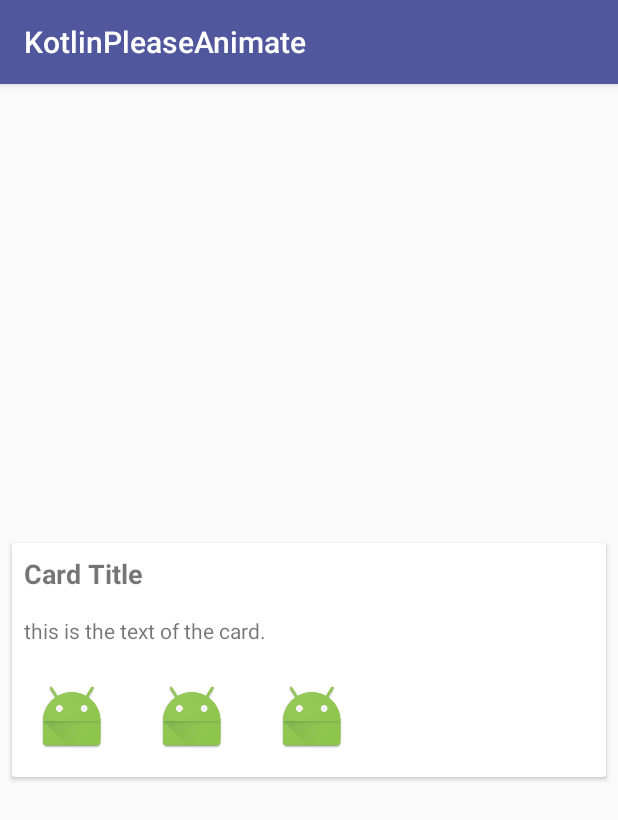
After one commit to florent37/KotlinPleaseAnimate, an Android app: the AnimPaddingActivity screen opened directly, with no data from a screen before it, on a phone screen of 412 x 824 dp. The commit adds this screen. Shown: the top 820 px of the screen. Run offline under Robolectric (Android 15) with nearby library versions, the phone set to English and light mode, and no system bars.

Commit message:
Margins, Padding, TextSize moved to internal anim

```diff
--- a/app/src/main/AndroidManifest.xml
+++ b/app/src/main/AndroidManifest.xml
@@ -23,6 +23,8 @@
         <activity android:name="com.github.florent37.kotlin.pleaseanimate.sample.AnimAlphaActivity" />
         <activity android:name="com.github.florent37.kotlin.pleaseanimate.sample.AnimConcatActivity" />
         <activity android:name="com.github.florent37.kotlin.pleaseanimate.sample.AnimCustomActivity" />
+        <activity android:name="com.github.florent37.kotlin.pleaseanimate.sample.AnimMarginActivity" />
+        <activity android:name="com.github.florent37.kotlin.pleaseanimate.sample.AnimPaddingActivity" />
     </application>
 
 </manifest>
--- /dev/null
+++ b/app/src/main/res/layout/activity_padding.xml
@@ -0,0 +1,72 @@
+<?xml version="1.0" encoding="utf-8"?>
+<LinearLayout xmlns:android="http://schemas.android.com/apk/res/android"
+    xmlns:app="http://schemas.android.com/apk/res-auto"
+    android:orientation="vertical"
+    android:layout_width="match_parent"
+    android:layout_height="match_parent"
+    android:gravity="center"
+    android:layout_gravity="center">
+
+    <android.support.v7.widget.CardView
+        android:id="@+id/card"
+        android:paddingBottom="16dp"
+        android:paddingTop="16dp"
+        android:layout_margin="8dp"
+        android:layout_width="match_parent"
+        android:layout_height="wrap_content">
+
+        <LinearLayout
+            android:layout_width="match_parent"
+            android:layout_height="wrap_content"
+            android:orientation="vertical">
+
+            <TextView
+                android:id="@+id/title_text"
+                android:layout_width="match_parent"
+                android:layout_height="wrap_content"
+                android:layout_margin="8dp"
+                android:text="Card Title"
+                android:textSize="18sp"
+                android:textStyle="bold" />
+
+            <TextView
+                android:id="@+id/text"
+                android:layout_width="match_parent"
+                android:layout_height="wrap_content"
+                android:layout_margin="8dp"
+                android:text="this is the text of the card."
+                />
+
+            <LinearLayout
+                android:id="@+id/icons"
+                android:orientation="horizontal"
+                android:layout_width="match_parent"
+                android:layout_height="wrap_content">
+
+                <ImageView
+                    android:id="@+id/icon1"
+                    android:layout_width="wrap_content"
+                    android:layout_height="wrap_content"
+                    android:layout_margin="16dp"
+                    app:srcCompat="@mipmap/ic_launcher" />
+
+                <ImageView
+                    android:id="@+id/icon2"
+                    android:layout_width="wrap_content"
+                    android:layout_height="wrap_content"
+                    android:layout_margin="16dp"
+                    app:srcCompat="@mipmap/ic_launcher" />
+
+                <ImageView
+                    android:id="@+id/icon3"
+                    android:layout_width="wrap_content"
+                    android:layout_height="wrap_content"
+                    android:layout_margin="16dp"
+                    app:srcCompat="@mipmap/ic_launcher" />
+
+            </LinearLayout>
+
+        </LinearLayout>
+    </android.support.v7.widget.CardView>
+
+</LinearLayout>
--- a/kotlinpleaseanimate/src/main/java/com/github/florent37/kotlin/pleaseanimate/core/alpha/PleaseAnimAlphaManager.kt
+++ b/kotlinpleaseanimate/src/main/java/com/github/florent37/kotlin/pleaseanimate/core/alpha/PleaseAnimAlphaManager.kt
@@ -31,6 +31,7 @@ class PleaseAnimAlphaManager(
         calculate()
 
         alpha?.let { alpha ->
+
             val objectAnimator = ObjectAnimator.ofFloat(viewToMove, View.ALPHA, alpha)
 
             if (alpha == 0f) {
--- a/kotlinpleaseanimate/src/main/java/com/github/florent37/kotlin/pleaseanimate/core/scale/ScaleAnimExpectation.kt
+++ b/kotlinpleaseanimate/src/main/java/com/github/florent37/kotlin/pleaseanimate/core/scale/ScaleAnimExpectation.kt
@@ -3,6 +3,7 @@ package com.github.florent37.kotlin.pleaseanimate.core.scale
 import android.view.View
 
 import com.github.florent37.kotlin.pleaseanimate.core.AnimExpectation
+import com.github.florent37.kotlin.pleaseanimate.core.Utils
 import com.github.florent37.kotlin.pleaseanimate.core.position.PositionAnimExpectation
 
 abstract class ScaleAnimExpectation(gravityHorizontal: Int?, gravityVertical: Int?) : AnimExpectation() {
@@ -24,7 +25,7 @@ abstract class ScaleAnimExpectation(gravityHorizontal: Int?, gravityVertical: In
     }
 
     protected fun dpToPx(value: Float, view: View): Int {
-        val v = PositionAnimExpectation.dpToPx(view.context, value).toInt()
+        val v = Utils.dpToPx(view.context, value).toInt()
         toDp = false
         return v
     }
```
Also changed, not shown: app/src/main/java/com/github/florent37/kotlin/pleaseanimate/sample/AnimCustomActivity.kt (+6 -6 lines), app/src/main/java/com/github/florent37/kotlin/pleaseanimate/sample/AnimMainActivity.kt (+8 -0 lines), app/src/main/java/com/github/florent37/kotlin/pleaseanimate/sample/AnimMarginActivity.kt (added, +122 -0 lines), app/src/main/java/com/github/florent37/kotlin/pleaseanimate/sample/AnimPaddingActivity.kt (added, +55 -0 lines), app/src/main/res/layout/activity_main.xml (+17 -0 lines), app/src/main/res/layout/activity_margin.xml (added, +72 -0 lines), kotlinpleaseanimate/src/main/java/com/github/florent37/kotlin/pleaseanimate/core/Expectations.kt (+59 -0 lines), kotlinpleaseanimate/src/main/java/com/github/florent37/kotlin/pleaseanimate/core/Utils.kt (added, +20 -0 lines), kotlinpleaseanimate/src/main/java/com/github/florent37/kotlin/pleaseanimate/core/custom/TextSizeAnimExpectation.kt (added, +24 -0 lines), kotlinpleaseanimate/src/main/java/com/github/florent37/kotlin/pleaseanimate/core/margins/Margin.kt (added, +8 -0 lines), kotlinpleaseanimate/src/main/java/com/github/florent37/kotlin/pleaseanimate/core/margins/MarginSetAnimExpectation.kt (added, +60 -0 lines), kotlinpleaseanimate/src/main/java/com/github/florent37/kotlin/pleaseanimate/core/paddings/Padding.kt (added, +8 -0 lines), kotlinpleaseanimate/src/main/java/com/github/florent37/kotlin/pleaseanimate/core/paddings/PaddingSetAnimExpectation.kt (added, +56 -0 lines), kotlinpleaseanimate/src/main/java/com/github/florent37/kotlin/pleaseanimate/core/position/PositionAnimExpectation.kt (+2 -9 lines), 1 other file.
